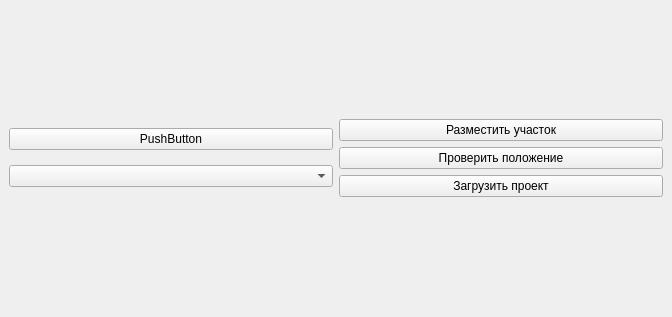
First picture: the form in qgis плагин/selector/selector_dockwidget_base.ui, repository LevPleshkov/snippets, before the edit.
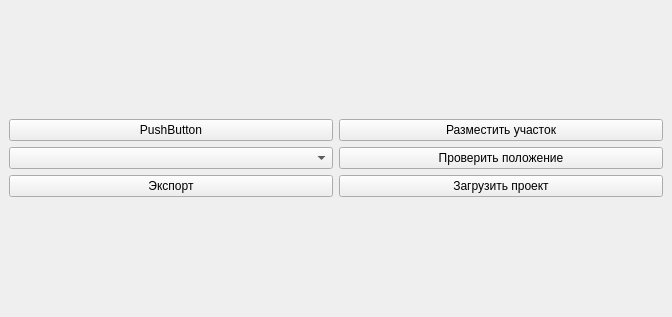
Second picture: the form after the edit.

Patch:
```diff
--- a/qgis плагин/selector/selector_dockwidget_base.ui
+++ b/qgis плагин/selector/selector_dockwidget_base.ui
@@ -29,6 +29,13 @@
         <item>
          <widget class="QComboBox" name="comboBox"/>
         </item>
+        <item>
+         <widget class="QPushButton" name="btnExport">
+          <property name="text">
+           <string>Экспорт</string>
+          </property>
+         </widget>
+        </item>
        </layout>
       </item>
       <item>
```
